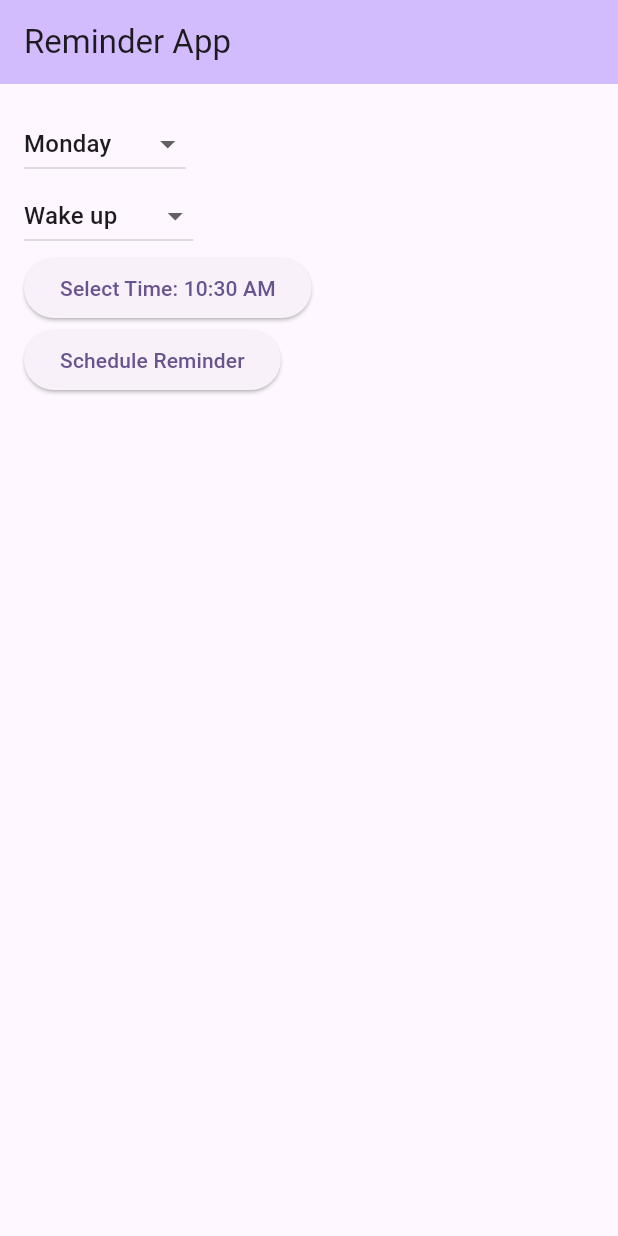
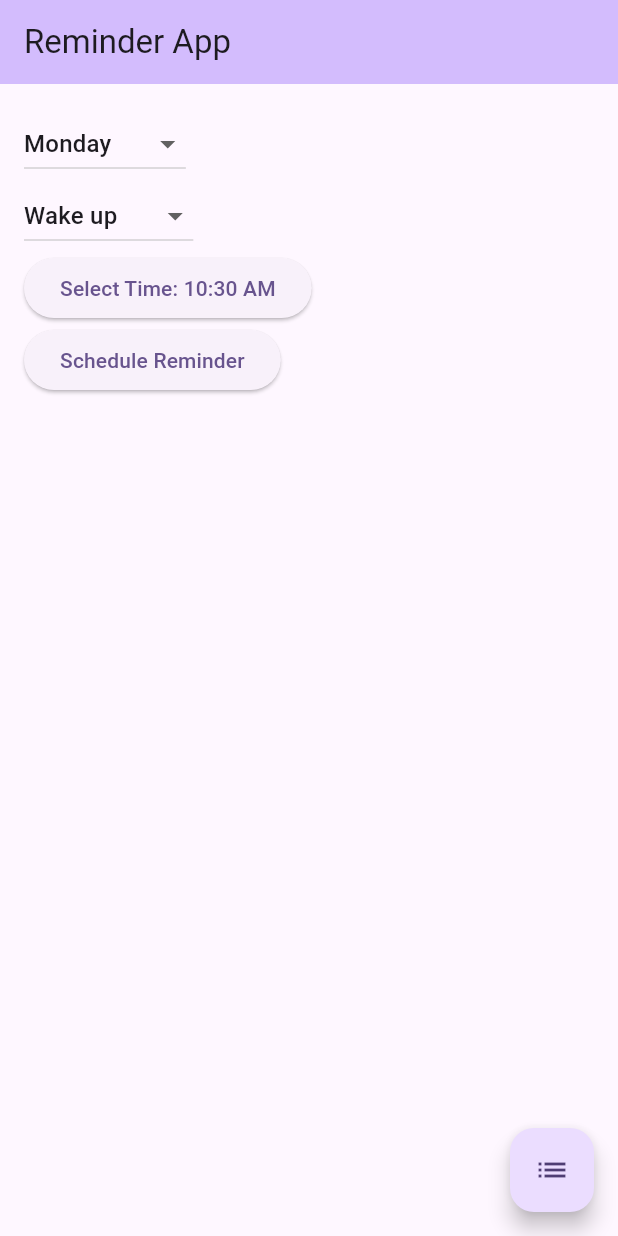
Before and after one commit to Nisham-N-K/Flutter-Application-, a Flutter app: the screen it shows after launch, after a tap on "Schedule Reminder", on a phone screen of 412 x 824 dp. Run offline on Flutter 3.47's test engine with Material 3 defaults, Android fonts, the phone set to English and light mode, and no system bars; our stand-ins replace flutter_local_notifications, timezone.

Commit message:
create all pages

```diff
--- a/flutter_reminder_app/lib/main.dart
+++ b/flutter_reminder_app/lib/main.dart
@@ -4,10 +4,12 @@ import 'models/remainder_model.dart';
 import 'pages/home_page.dart';
 
 void main() {
-  runApp(MyApp());
+  runApp(const MyApp());
 }
 
 class MyApp extends StatelessWidget {
+  const MyApp({super.key});
+
   @override
   Widget build(BuildContext context) {
     return ChangeNotifierProvider(
@@ -18,7 +20,7 @@ class MyApp extends StatelessWidget {
           colorScheme: ColorScheme.fromSeed(seedColor: Colors.deepPurple),
           useMaterial3: true,
         ),
-        home: HomePage(),
+        home: const HomePage(),
       ),
     );
   }
--- a/flutter_reminder_app/lib/models/remainder_model.dart
+++ b/flutter_reminder_app/lib/models/remainder_model.dart
@@ -1,5 +1,6 @@
 import 'package:flutter/material.dart';
 import 'package:flutter_local_notifications/flutter_local_notifications.dart';
+import 'package:timezone/timezone.dart' as tz;
 
 class ReminderModel extends ChangeNotifier {
   late FlutterLocalNotificationsPlugin flutterLocalNotificationsPlugin;
@@ -18,7 +19,7 @@ class ReminderModel extends ChangeNotifier {
 
   ReminderModel() {
     flutterLocalNotificationsPlugin = FlutterLocalNotificationsPlugin();
-    var initializationSettingsAndroid = AndroidInitializationSettings('app_icon');
+    var initializationSettingsAndroid = const AndroidInitializationSettings('app_icon');
     var initializationSettings = InitializationSettings(
       android: initializationSettingsAndroid,
     );
@@ -49,24 +50,31 @@ class ReminderModel extends ChangeNotifier {
       final now = DateTime.now();
       final scheduledTime = DateTime(now.year, now.month, now.day, _selectedTime.hour, _selectedTime.minute);
 
-      var androidDetails = AndroidNotificationDetails(
+      var androidDetails = const AndroidNotificationDetails(
         'channelId',
         'channelName',
         channelDescription: 'channelDescription',
         importance: Importance.high,
         playSound: true,
       );
+
+      var scheduledTimeZone = tz.TZDateTime.from(scheduledTime, tz.local);
+
       var notificationDetails = NotificationDetails(android: androidDetails);
 
       await flutterLocalNotificationsPlugin.zonedSchedule(
         0,
         'Reminder',
         'Time for $_selectedActivity',
-        scheduledTime,
+        scheduledTimeZone,
         notificationDetails,
         androidAllowWhileIdle: true,
         uiLocalNotificationDateInterpretation: UILocalNotificationDateInterpretation.absoluteTime,
       );
     }
   }
+
+  Future<List<PendingNotificationRequest>> getScheduledNotifications() async {
+    return await flutterLocalNotificationsPlugin.pendingNotificationRequests();
+  }
 }
--- a/flutter_reminder_app/lib/pages/home_page.dart
+++ b/flutter_reminder_app/lib/pages/home_page.dart
@@ -1,7 +1,6 @@
 import 'package:flutter/material.dart';
-import 'package:provider/provider.dart';
-import '../models/remainder_model.dart';
 import '../widgects/reminder_form.dart';
+import '../shedule/scheduled_reminders_page.dart';
 
 class HomePage extends StatelessWidget {
   const HomePage({super.key});
@@ -17,6 +16,15 @@ class HomePage extends StatelessWidget {
         padding: EdgeInsets.all(16.0),
         child: ReminderForm(),
       ),
+      floatingActionButton: FloatingActionButton(
+        onPressed: () {
+          Navigator.push(
+            context,
+            MaterialPageRoute(builder: (context) => const ScheduledRemindersPage()),
+          );
+        },
+        child: const Icon(Icons.list),
+      ),
     );
   }
 }
```
Also changed, not shown: flutter_reminder_app/pubspec.yaml (+3 -7 lines), flutter_reminder_app/pubspec.lock.
